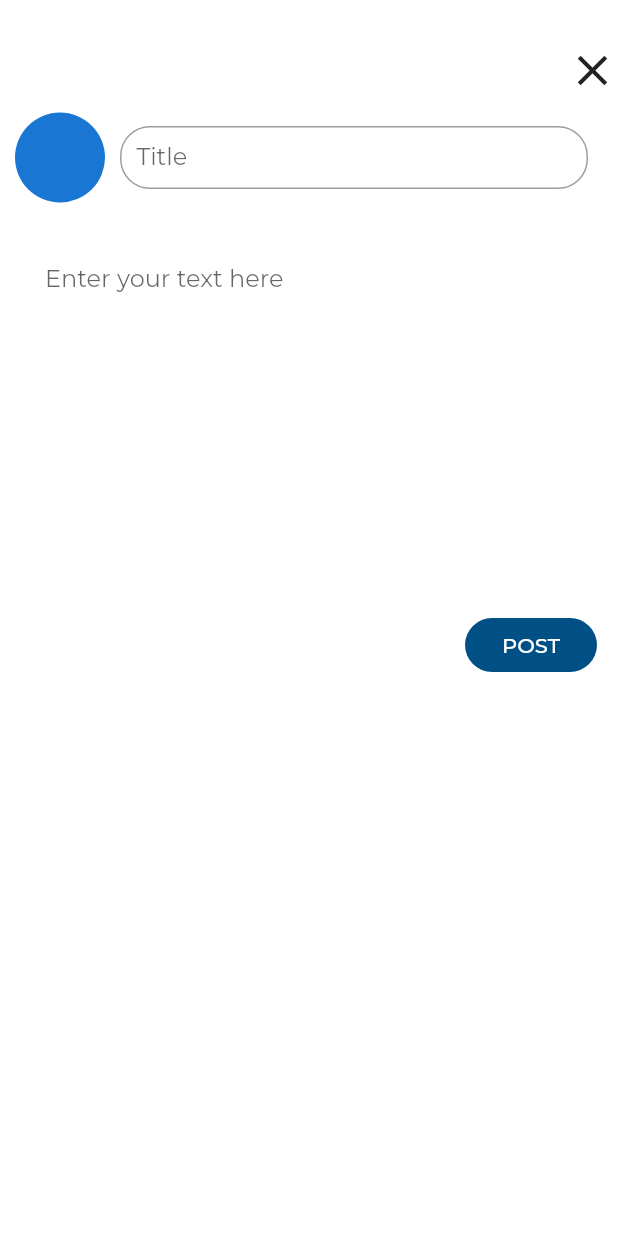
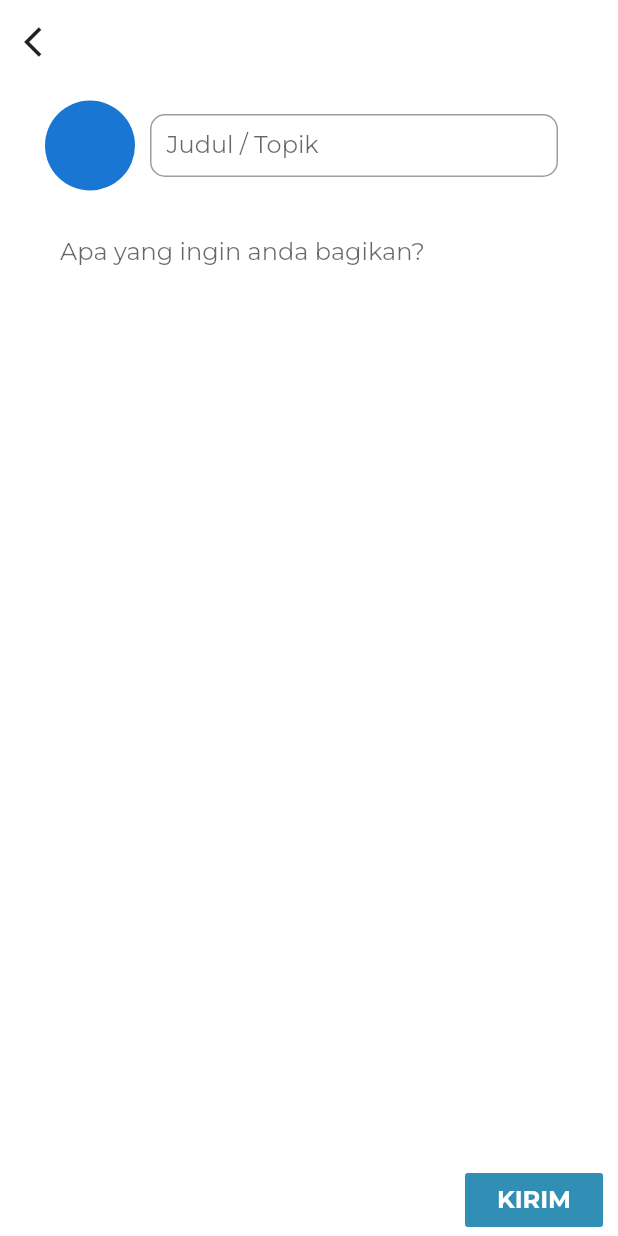
Before and after one commit to asbp/edu-life, a Flutter app: the ThreadInput screen opened directly, on a phone screen of 412 x 824 dp. Run offline on Flutter 3.47's test engine with Material 2 defaults, Android fonts, the phone set to English and light mode, and no system bars; project files that could hold a hidden picture were left out.

Commit message:
fix widget input thread

```diff
--- a/lib/src/ui/widgets/forum/widget_forum_add_thread.dart
+++ b/lib/src/ui/widgets/forum/widget_forum_add_thread.dart
@@ -1,4 +1,5 @@
-import 'package:edu_life/src/ui/widgets/buttons/flat_button_primary.dart';
+import 'package:edu_life/src/constants/constant_main.dart';
+import 'package:edu_life/src/ui/pages/forum/page_forum_dashboard.dart';
 import 'package:flutter/material.dart';
 
 class ThreadInput extends StatefulWidget {
@@ -10,16 +11,20 @@ class _ThreadInputState extends State<ThreadInput> {
   @override
   Widget build(BuildContext context) {
     return Scaffold(
+      appBar: AppBar(
+        backgroundColor: Colors.white,
+        elevation: 0.0,
+        leading: IconButton(
+          icon: Icon(Icons.arrow_back_ios),
+          onPressed: () {
+            Navigator.pop(context);
+          },
+          color: Colors.black87,
+        ),
+      ),
       body: ListView(
-        padding: EdgeInsets.only(top: 30),
+        padding: EdgeInsets.symmetric(horizontal:20),
         children: <Widget>[
-          Align(
-            alignment: Alignment.topRight,
-            child: GestureDetector(
-              onTap: () => Navigator.pop(context),
-              child: Icon(Icons.close, size: 34),
-            ),
-          ),
           Column(
             children: <Widget>[
               Padding(
@@ -33,32 +38,50 @@ class _ThreadInputState extends State<ThreadInput> {
                           padding: EdgeInsets.all(10),
                           decoration: BoxDecoration(
                               border: Border.all(color: Colors.grey),
-                              borderRadius: BorderRadius.circular(20)),
+                              borderRadius: BorderRadius.circular(10)),
                           child: TextField(
                             decoration:
-                                InputDecoration.collapsed(hintText: "Title"),
+                                InputDecoration.collapsed(hintText: "Judul / Topik"),
                           )),
                     ),
                   ],
                 ),
               ),
               Container(
-                margin: EdgeInsets.all(20),
-                padding: EdgeInsets.all(10),
+                padding: EdgeInsets.all(20),
                 child: TextField(
                   maxLines: 10,
                   decoration: InputDecoration.collapsed(
-                      hintText: "Enter your text here"),
+                      hintText: "Apa yang ingin anda bagikan?"),
                 ),
               ),
             ],
           ),
-          Align(
-              alignment: Alignment.bottomRight,
-              child: Container(
-                  margin: EdgeInsets.only(right: 14),
-                  child: PrimaryFlatButton(text: "POST", onClicked: () {}))),
         ],
+      ),
+      bottomNavigationBar: Container(
+        padding: MediaQuery.of(context).viewInsets,
+        margin: EdgeInsets.symmetric(horizontal: 10),
+        child: Row(
+          mainAxisAlignment: MainAxisAlignment.end,
+          children: <Widget>[
+            SizedBox(width: 300),
+            Expanded(
+                child: FlatButton(
+                  color: colorSecondary,
+                  onPressed: () {
+                     Navigator.pushReplacement(context, MaterialPageRoute(
+                              builder: (context) => ForumDashbardPage()));
+                  },
+                  child: Text(
+                    "KIRIM",
+                    style: TextStyle(color: Colors.white, fontSize: 16.0, fontWeight: FontWeight.bold),
+
+                  ),
+                ),
+              )
+          ],
+        ),
       ),
     );
   }
```
